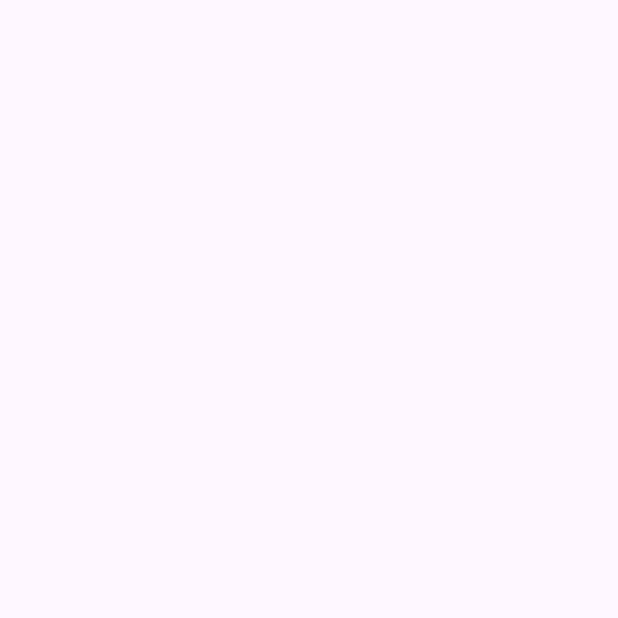
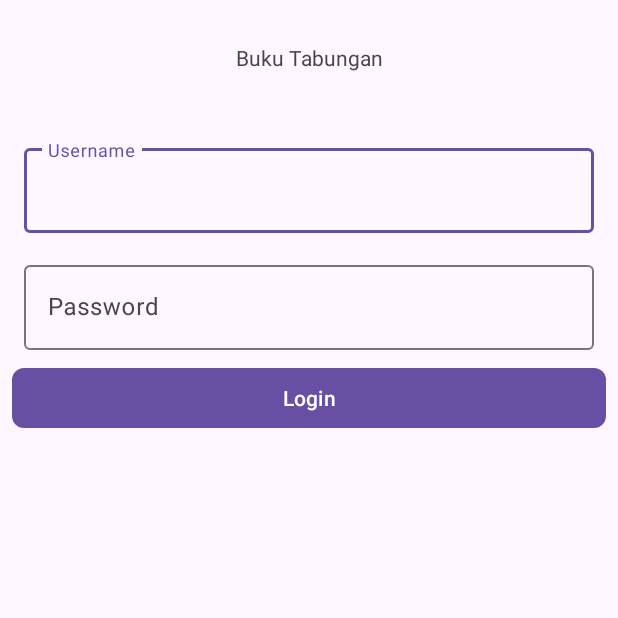
Before and after one commit to un-ro/bukutabunganapp, an Android app: the screen it shows after launch (MainActivity), on a phone screen of 412 x 824 dp, the top half of it. Before the commit the part shown is empty. Run offline under Robolectric (Android 15) with nearby library versions, the phone set to English and light mode, and no system bars.

Commit message:
add login screen

```diff
--- a/app/build.gradle
+++ b/app/build.gradle
@@ -28,7 +28,7 @@ android {
         jvmTarget = '1.8'
     }
     viewBinding {
-        true
+        enabled = true
     }
 }
 
--- a/app/src/main/AndroidManifest.xml
+++ b/app/src/main/AndroidManifest.xml
@@ -16,7 +16,6 @@
         <activity
             android:name=".MainActivity"
             android:exported="true"
-            android:label="@string/app_name"
             android:theme="@style/Theme.BukuTabungan">
             <intent-filter>
                 <action android:name="android.intent.action.MAIN" />
--- a/app/src/main/java/dev/unero/bukutabungan/MainActivity.kt
+++ b/app/src/main/java/dev/unero/bukutabungan/MainActivity.kt
@@ -2,11 +2,16 @@ package dev.unero.bukutabungan
 
 import android.os.Bundle
 import androidx.appcompat.app.AppCompatActivity
-import androidx.core.view.WindowCompat
+import dev.unero.bukutabungan.databinding.ActivityMainBinding
 
 class MainActivity : AppCompatActivity() {
+
+    private lateinit var binding: ActivityMainBinding
+
     override fun onCreate(savedInstanceState: Bundle?) {
-        WindowCompat.setDecorFitsSystemWindows(window, false)
         super.onCreate(savedInstanceState)
+
+        binding = ActivityMainBinding.inflate(layoutInflater)
+        setContentView(binding.root)
     }
 }
--- /dev/null
+++ b/app/src/main/java/dev/unero/bukutabungan/ui/login/Login.kt
@@ -0,0 +1,31 @@
+package dev.unero.bukutabungan.ui.login
+
+import android.os.Bundle
+import android.view.LayoutInflater
+import android.view.View
+import android.view.ViewGroup
+import androidx.fragment.app.Fragment
+import dev.unero.bukutabungan.databinding.FragmentLoginBinding
+
+class Login : Fragment() {
+
+    private var _binding: FragmentLoginBinding? = null
+    private val binding get() = _binding as FragmentLoginBinding
+
+    override fun onCreateView(
+        inflater: LayoutInflater, container: ViewGroup?,
+        savedInstanceState: Bundle?
+    ): View {
+        _binding = FragmentLoginBinding.inflate(inflater)
+        return binding.root
+    }
+
+    override fun onViewCreated(view: View, savedInstanceState: Bundle?) {
+        super.onViewCreated(view, savedInstanceState)
+    }
+
+    override fun onDestroyView() {
+        super.onDestroyView()
+        _binding = null
+    }
+}
--- /dev/null
+++ b/app/src/main/res/layout/fragment_login.xml
@@ -0,0 +1,62 @@
+<?xml version="1.0" encoding="utf-8"?>
+<LinearLayout xmlns:android="http://schemas.android.com/apk/res/android"
+    xmlns:tools="http://schemas.android.com/tools"
+    android:layout_width="match_parent"
+    android:layout_height="match_parent"
+    xmlns:app="http://schemas.android.com/apk/res-auto"
+    android:weightSum="10"
+    android:orientation="vertical"
+    tools:context=".ui.login.Login">
+
+    <TextView
+        android:layout_width="match_parent"
+        android:layout_height="wrap_content"
+        android:gravity="center"
+        android:layout_weight="1"
+        android:text="@string/app_name" />
+
+    <LinearLayout
+        android:layout_width="match_parent"
+        android:layout_height="wrap_content"
+        android:layout_weight="6"
+        android:orientation="vertical"
+        android:layout_margin="8dp">
+
+        <com.google.android.material.textfield.TextInputLayout
+            android:layout_width="match_parent"
+            android:layout_height="wrap_content"
+            android:layout_margin="8dp">
+
+            <com.google.android.material.textfield.TextInputEditText
+                android:id="@+id/et_username"
+                android:layout_width="match_parent"
+                android:layout_height="wrap_content"
+                android:inputType="text"
+                android:hint="@string/username" />
+
+        </com.google.android.material.textfield.TextInputLayout>
+
+        <com.google.android.material.textfield.TextInputLayout
+            android:layout_width="match_parent"
+            android:layout_height="wrap_content"
+            android:layout_margin="8dp">
+
+            <com.google.android.material.textfield.TextInputEditText
+                android:id="@+id/et_password"
+                android:layout_width="match_parent"
+                android:layout_height="wrap_content"
+                android:inputType="textPassword"
+                android:hint="@string/password" />
+
+        </com.google.android.material.textfield.TextInputLayout>
+
+        <com.google.android.material.button.MaterialButton
+            android:id="@+id/btn_login"
+            android:layout_width="match_parent"
+            android:layout_height="wrap_content"
+            app:cornerRadius="8dp"
+            android:text="@string/login" />
+
+    </LinearLayout>
+
+</LinearLayout>
--- a/app/src/main/res/navigation/nav_graph.xml
+++ b/app/src/main/res/navigation/nav_graph.xml
@@ -1,4 +1,12 @@
 <?xml version="1.0" encoding="utf-8"?>
 <navigation xmlns:android="http://schemas.android.com/apk/res/android"
-    android:id="@+id/nav_graph">
+    xmlns:app="http://schemas.android.com/apk/res-auto"
+    xmlns:tools="http://schemas.android.com/tools"
+    android:id="@+id/nav_graph"
+    app:startDestination="@id/login">
+    <fragment
+        android:id="@+id/login"
+        android:name="dev.unero.bukutabungan.ui.login.Login"
+        android:label="fragment_login"
+        tools:layout="@layout/fragment_login" />
 </navigation>
--- a/app/src/main/res/values-land/dimens.xml
+++ /dev/null
@@ -1,3 +0,0 @@
-<resources>
-    <dimen name="fab_margin">48dp</dimen>
-</resources>
--- a/app/src/main/res/values-w1240dp/dimens.xml
+++ /dev/null
@@ -1,3 +0,0 @@
-<resources>
-    <dimen name="fab_margin">200dp</dimen>
-</resources>
--- a/app/src/main/res/values-w600dp/dimens.xml
+++ /dev/null
@@ -1,3 +0,0 @@
-<resources>
-    <dimen name="fab_margin">48dp</dimen>
-</resources>
```
Also changed, not shown: app/src/main/res/values/strings.xml (+4 -43 lines).
